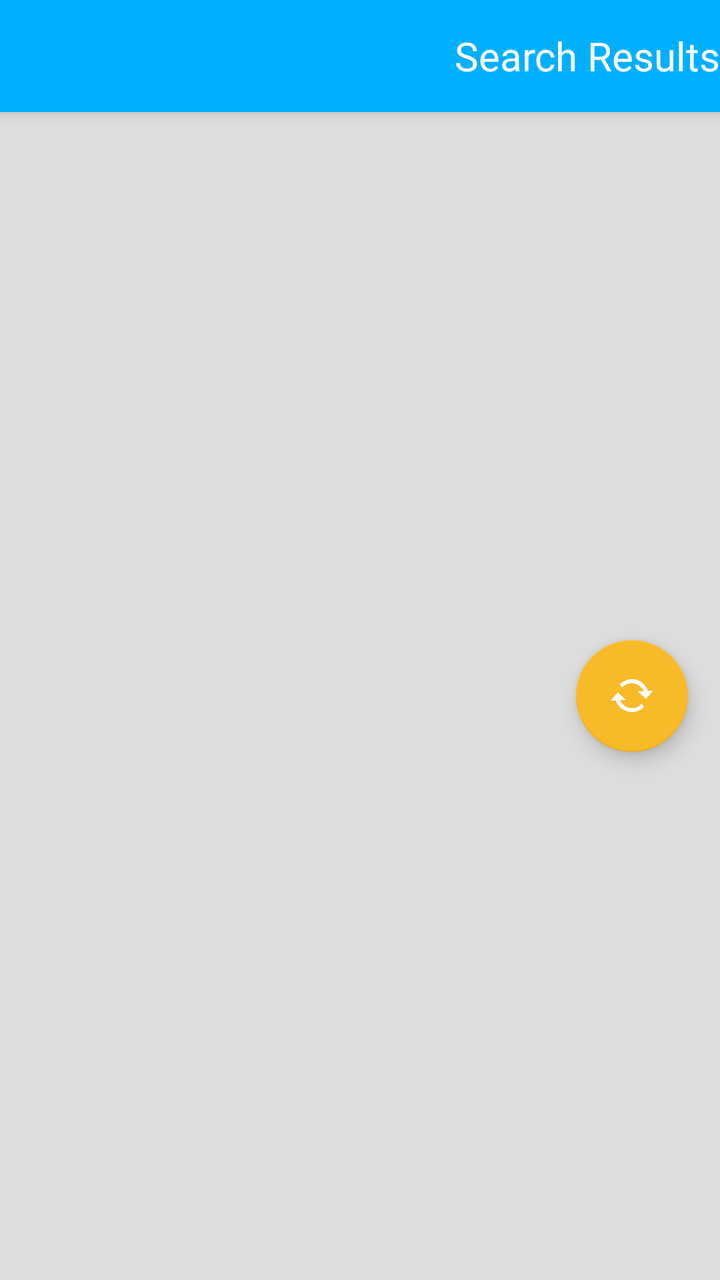
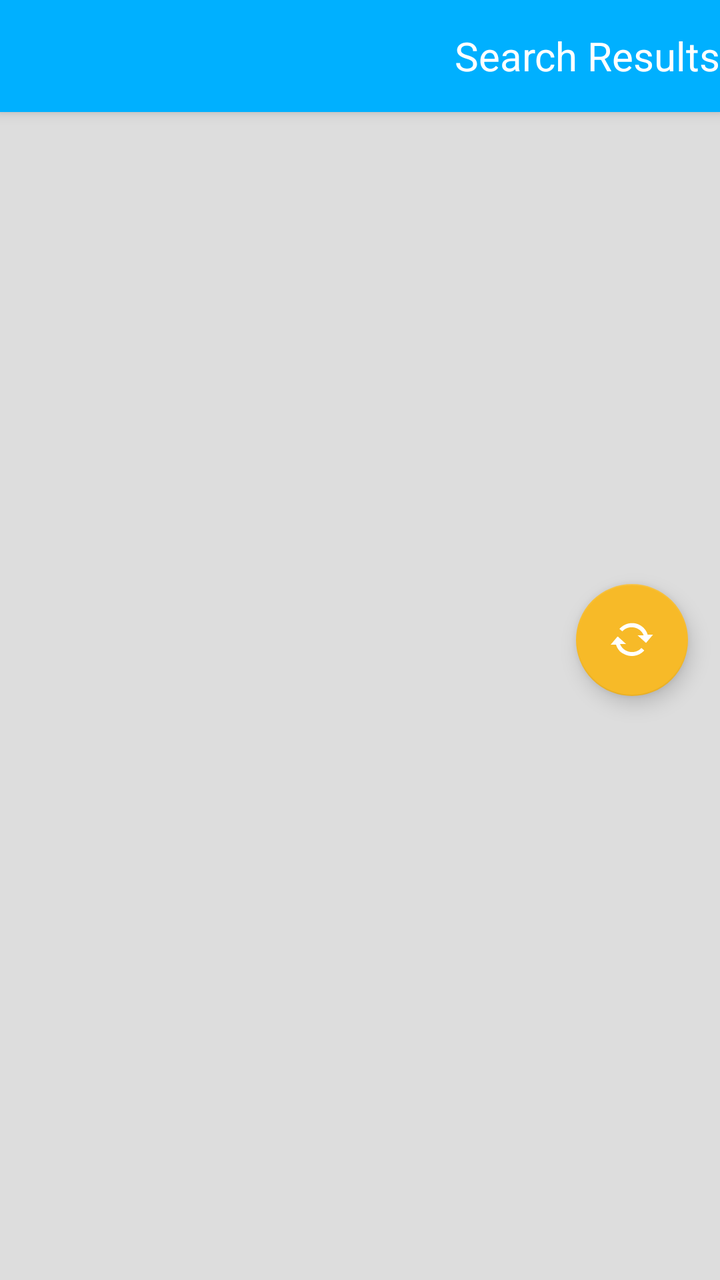

Screens rendered from an Android XML layout before and after an edit, with the pre-edit source and the edit as a unified diff.
<!-- AndroidManifest.xml: activity theme AppTheme.NoActionBar -->
<!-- res/layout/activity_index.xml -->
<?xml version="1.0" encoding="utf-8"?>
<androidx.coordinatorlayout.widget.CoordinatorLayout
    xmlns:android="http://schemas.android.com/apk/res/android"
    xmlns:app="http://schemas.android.com/apk/res-auto"
    xmlns:tools="http://schemas.android.com/tools"
    android:layout_width="match_parent"
    android:layout_height="match_parent"
    android:fitsSystemWindows="true"
    tools:context=".view.IndexActivity">

    <com.google.android.material.appbar.AppBarLayout
        android:id="@+id/spawn_appbar"
        android:layout_width="match_parent"
        android:layout_height="wrap_content"
        android:theme="@style/AppTheme.AppBarOverlay">

        <androidx.appcompat.widget.Toolbar
            android:id="@+id/spawn_toolbar"
            android:layout_width="match_parent"
            android:layout_height="?attr/actionBarSize"
            app:popupTheme="@style/AppTheme.PopupOverlay">

            <TextView
                android:layout_width="match_parent"
                android:layout_height="match_parent"
                android:gravity="end|center_vertical"
                android:textSize="@dimen/text_size_paragraph_title"
                android:textColor="#fff"
                android:text="@string/title_activity_index"
                style="@style/AppTheme.AppBarOverlay"/>

        </androidx.appcompat.widget.Toolbar>

    </com.google.android.material.appbar.AppBarLayout>

    <FrameLayout
        android:layout_width="match_parent"
        android:layout_height="match_parent"
        app:layout_behavior="@string/appbar_scrolling_view_behavior">

        <LinearLayout
            android:layout_width="match_parent"
            android:layout_height="match_parent"
            android:orientation="horizontal">

            <FrameLayout
                android:id="@+id/spawn_list_container"
                xmlns:android="http://schemas.android.com/apk/res/android"
                xmlns:app="http://schemas.android.com/apk/res-auto"
                xmlns:tools="http://schemas.android.com/tools"
                android:layout_width="match_parent"
                android:layout_height="match_parent">


                <androidx.recyclerview.widget.RecyclerView
                    android:id="@+id/spawn_list"
                    android:layout_width="match_parent"
                    android:layout_height="match_parent"
                    android:background="@color/colorNeutral"
                    app:layoutManager="androidx.recyclerview.widget.LinearLayoutManager"
                    tools:context=".view.IndexActivity"
                    tools:listitem="@layout/item_index"/>

                <ProgressBar
                    android:id="@+id/spawn_progress"
                    android:layout_width="80dp"
                    android:layout_height="80dp"
                    android:layout_gravity="center"
                    android:visibility="gone"/>

                <com.google.android.material.floatingactionbutton.FloatingActionButton
                    android:id="@+id/spawn_fab"
                    android:layout_width="wrap_content"
                    android:layout_height="wrap_content"
                    android:layout_gravity="center_vertical|end"
                    android:layout_marginEnd="@dimen/fab_margin"
                    android:backgroundTint="@color/colorAccent"
                    app:srcCompat="@drawable/action_sync"
                    android:contentDescription="@string/description_refresh_button"/>

            </FrameLayout>

            <FrameLayout
                android:id="@+id/spawn_item_container"
                android:layout_width="match_parent"
                android:layout_height="match_parent"
                android:visibility="gone"
                android:background="@color/colorNeutral"
                app:layout_behavior="@string/appbar_scrolling_view_behavior" />

        </LinearLayout>

    </FrameLayout>

</androidx.coordinatorlayout.widget.CoordinatorLayout>
<!-- res/layout/item_index.xml (included above) -->
<?xml version="1.0" encoding="utf-8"?>
<androidx.constraintlayout.widget.ConstraintLayout
    xmlns:android="http://schemas.android.com/apk/res/android"
    xmlns:app="http://schemas.android.com/apk/res-auto"
    android:id="@+id/spawn_item_view"
    android:layout_width="match_parent"
    android:layout_height="125dp"
    android:layout_margin="1dp"
    android:background="#fff">

    <TextView
        android:id="@+id/spawn_item_primary"
        android:layout_width="0dp"
        android:layout_height="55dp"
        android:layout_margin="4dp"
        android:ellipsize="end"
        android:scrollHorizontally="true"
        android:textAppearance="?attr/textAppearanceListItem"
        android:textSize="@dimen/text_size_paragraph_title"
        app:layout_constraintEnd_toEndOf="parent"
        app:layout_constraintHorizontal_bias="0.473"
        app:layout_constraintStart_toStartOf="parent"
        app:layout_constraintTop_toTopOf="parent" />

    <LinearLayout
        android:id="@+id/spawn_item_details"
        android:layout_width="0dp"
        android:layout_height="64dp"
        android:orientation="vertical"
        android:layout_margin="4dp"
        app:layout_constraintHorizontal_bias="1.0"
        app:layout_constraintEnd_toStartOf="@+id/relativeLayout"
        app:layout_constraintStart_toStartOf="parent"
        app:layout_constraintTop_toBottomOf="@+id/spawn_item_primary"
        app:layout_constraintBottom_toBottomOf="parent">

        <TextView
            android:id="@+id/spawn_item_secondary"
            android:layout_width="match_parent"
            android:layout_height="32dp"
            android:textAppearance="?attr/textAppearanceListItem" />

        <TextView
            android:id="@+id/spawn_item_tertiary"
            android:layout_width="match_parent"
            android:layout_height="32dp"
            android:textAppearance="?attr/textAppearanceListItem"/>

    </LinearLayout>

    <RelativeLayout
        android:id="@+id/relativeLayout"
        android:layout_width="77dp"
        android:layout_height="62dp"
        android:layout_margin="4dp"
        android:gravity="end"
        app:layout_constraintBottom_toBottomOf="parent"
        app:layout_constraintEnd_toEndOf="parent"
        app:layout_constraintHorizontal_bias="1.0"
        app:layout_constraintStart_toEndOf="@+id/spawn_item_details">

        <ImageView
            android:id="@+id/spawn_item_logo"
            android:layout_width="wrap_content"
            android:layout_height="300dp"
            android:adjustViewBounds="true"
            android:contentDescription="@string/description_charity_logo" />

    </RelativeLayout>

</androidx.constraintlayout.widget.ConstraintLayout>
<!-- resources referenced by this layout -->
<resources>
  <color name="colorAccent">#F7BA28</color>
  <color name="colorNeutral">#DDD</color>
  <dimen name="fab_margin">16dp</dimen>
  <dimen name="text_size_paragraph_title">20sp</dimen>
  <!-- drawable action_sync: png bitmap (drawable-hdpi, 1012 bytes) -->
  <string name="description_charity_logo">This is the logo that corresponds to the listed charity</string>
  <string name="description_refresh_button">Press this button to refresh the list of charities</string>
  <string name="title_activity_index">Search Results</string>
  <style name="AppTheme.AppBarOverlay" parent="ThemeOverlay.AppCompat.Dark.ActionBar" />
  <style name="AppTheme.PopupOverlay" parent="@android:style/Widget.PopupMenu">
          <item name="android:background">@color/colorPrimary</item>
      </style>
  <style name="AppTheme.NoActionBar">
          <item name="windowActionBar">false</item>
          <item name="windowNoTitle">true</item>
      </style>
  <color name="colorPrimary">#00B0FF</color>
</resources>

<!-- the commit's change to res/layout/activity_index.xml (unified diff, before → after) -->
@@ -33,64 +33,54 @@
 
     </com.google.android.material.appbar.AppBarLayout>
 
-    <FrameLayout
+    <LinearLayout
         android:layout_width="match_parent"
         android:layout_height="match_parent"
-        app:layout_behavior="@string/appbar_scrolling_view_behavior">
+        android:orientation="horizontal">
 
-        <LinearLayout
+        <FrameLayout
+            android:id="@+id/spawn_list_container"
+            android:layout_width="match_parent"
+            android:layout_height="match_parent">
+
+
+            <androidx.recyclerview.widget.RecyclerView
+                android:id="@+id/spawn_list"
+                android:layout_width="match_parent"
+                android:layout_height="match_parent"
+                android:background="@color/colorNeutral"
+                app:layoutManager="androidx.recyclerview.widget.LinearLayoutManager"
+                tools:context=".view.IndexActivity"
+                tools:listitem="@layout/item_index"/>
+
+            <ProgressBar
+                android:id="@+id/spawn_progress"
+                android:layout_width="80dp"
+                android:layout_height="80dp"
+                android:layout_gravity="center"
+                android:visibility="gone"/>
+
+            <com.google.android.material.floatingactionbutton.FloatingActionButton
+                android:id="@+id/spawn_fab"
+                android:layout_width="wrap_content"
+                android:layout_height="wrap_content"
+                android:layout_gravity="center_vertical|end"
+                android:layout_marginEnd="@dimen/fab_margin"
+                android:backgroundTint="@color/colorAccent"
+                app:srcCompat="@drawable/action_sync"
+                android:contentDescription="@string/description_refresh_button"/>
+
+        </FrameLayout>
+
+        <FrameLayout
+            android:id="@+id/spawn_item_container"
             android:layout_width="match_parent"
             android:layout_height="match_parent"
-            android:orientation="horizontal">
+            android:visibility="gone"
+            android:background="@color/colorNeutral"
+            app:layout_behavior="@string/appbar_scrolling_view_behavior" />
 
-            <FrameLayout
-                android:id="@+id/spawn_list_container"
-                xmlns:android="http://schemas.android.com/apk/res/android"
-                xmlns:app="http://schemas.android.com/apk/res-auto"
-                xmlns:tools="http://schemas.android.com/tools"
-                android:layout_width="match_parent"
-                android:layout_height="match_parent">
-
-
-                <androidx.recyclerview.widget.RecyclerView
-                    android:id="@+id/spawn_list"
-                    android:layout_width="match_parent"
-                    android:layout_height="match_parent"
-                    android:background="@color/colorNeutral"
-                    app:layoutManager="androidx.recyclerview.widget.LinearLayoutManager"
-                    tools:context=".view.IndexActivity"
-                    tools:listitem="@layout/item_index"/>
-
-                <ProgressBar
-                    android:id="@+id/spawn_progress"
-                    android:layout_width="80dp"
-                    android:layout_height="80dp"
-                    android:layout_gravity="center"
-                    android:visibility="gone"/>
-
-                <com.google.android.material.floatingactionbutton.FloatingActionButton
-                    android:id="@+id/spawn_fab"
-                    android:layout_width="wrap_content"
-                    android:layout_height="wrap_content"
-                    android:layout_gravity="center_vertical|end"
-                    android:layout_marginEnd="@dimen/fab_margin"
-                    android:backgroundTint="@color/colorAccent"
-                    app:srcCompat="@drawable/action_sync"
-                    android:contentDescription="@string/description_refresh_button"/>
-
-            </FrameLayout>
-
-            <FrameLayout
-                android:id="@+id/spawn_item_container"
-                android:layout_width="match_parent"
-                android:layout_height="match_parent"
-                android:visibility="gone"
-                android:background="@color/colorNeutral"
-                app:layout_behavior="@string/appbar_scrolling_view_behavior" />
-
-        </LinearLayout>
-
-    </FrameLayout>
+    </LinearLayout>
 
 </androidx.coordinatorlayout.widget.CoordinatorLayout>
 <!-- res/layout/item_index.xml (included above) -->
